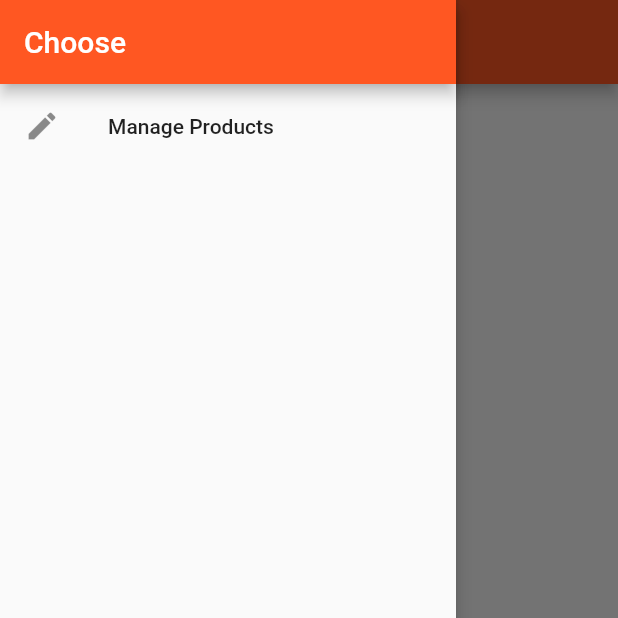
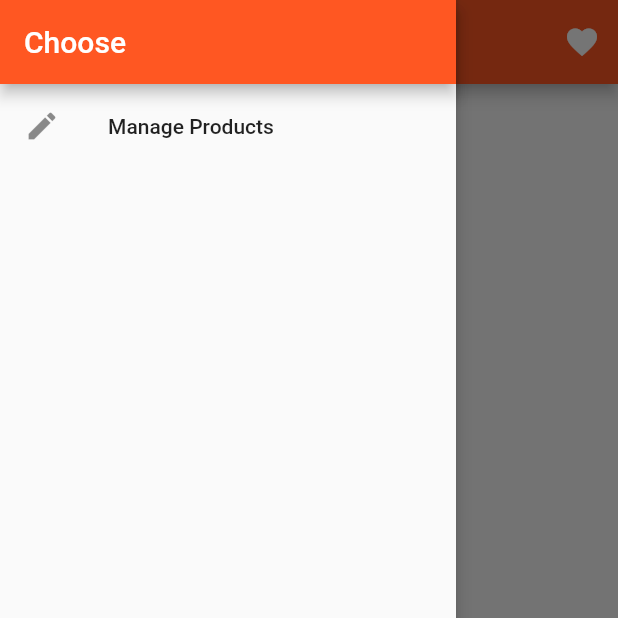
Before and after one commit to snarksliveshere/fullapp, a Flutter app: the ProductsPage screen opened by its route, with the side drawer open, on a phone screen of 412 x 824 dp, the top half of it. Run offline on Flutter 3.47's test engine with Material 2 defaults, Android fonts, the phone set to English and light mode, and no system bars.

Commit message:
Icon button

```diff
--- a/lib/pages/products.dart
+++ b/lib/pages/products.dart
@@ -29,6 +29,15 @@ class ProductsPage extends StatelessWidget {
       ),
       appBar: AppBar(
         title: Text('EasyList'),
+        actions: <Widget>[
+          IconButton(
+            icon: Icon(Icons.favorite),
+            onPressed: () {
+
+            },
+          ),
+
+        ],
       ),
       body: ProductManager(this.products),
     );
```
Also changed, not shown: lib/products.dart (+9 -2 lines).
